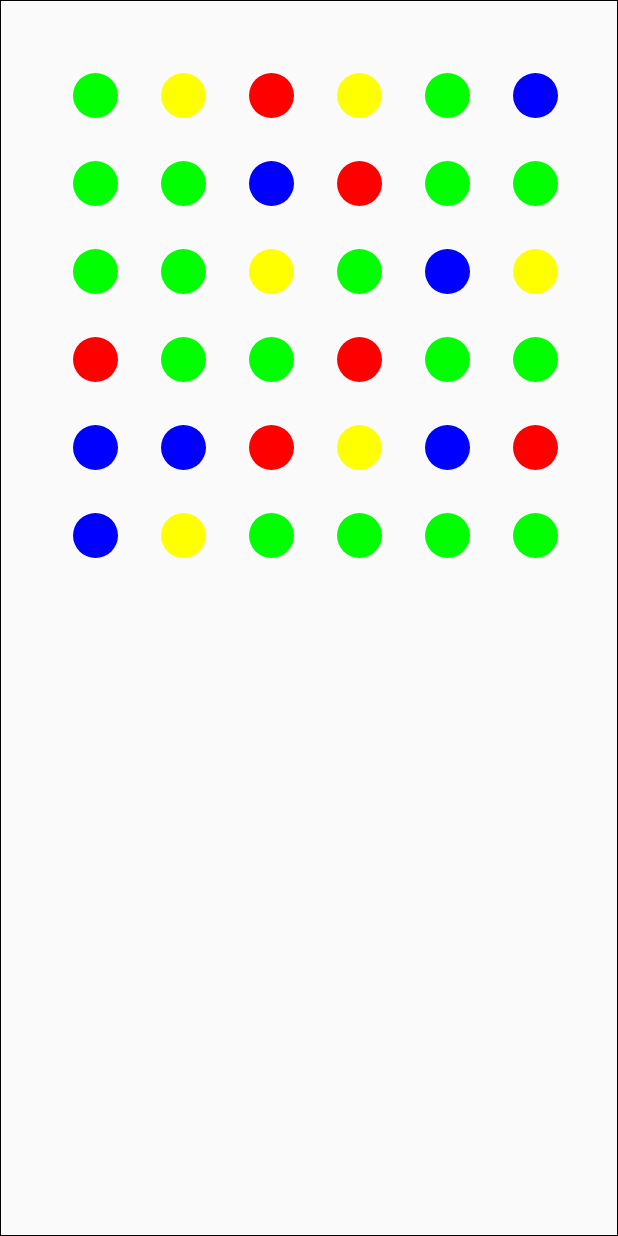
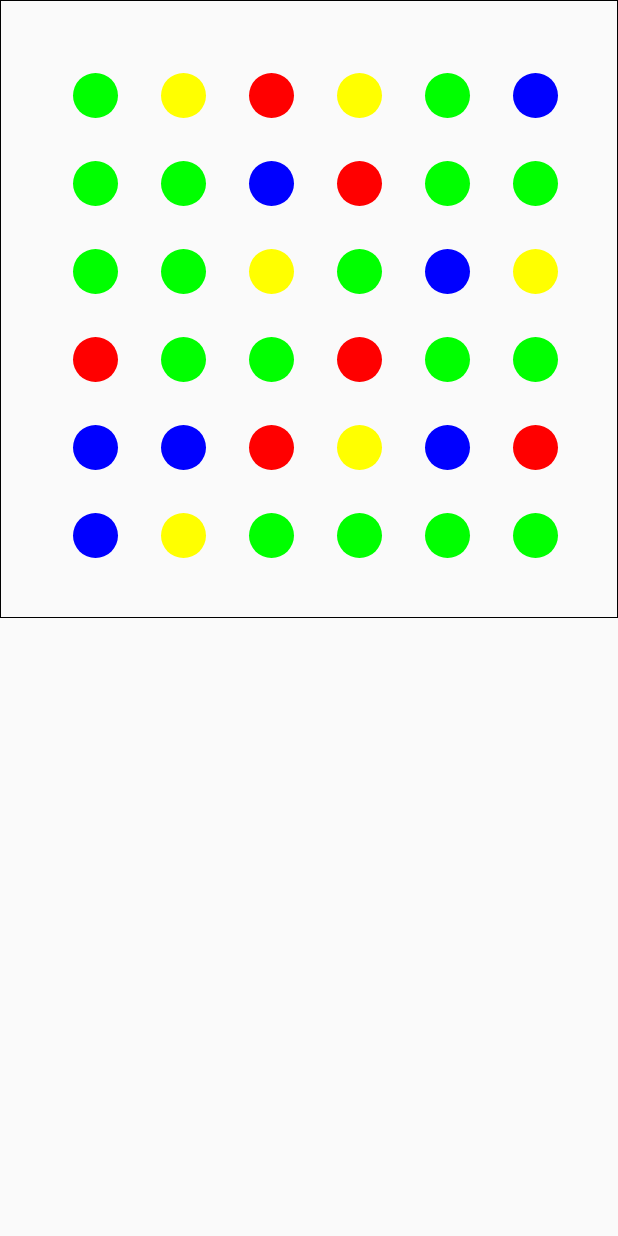
Before and after one commit to atligud13/ANDR-DOTS, an Android app: the GameActivity screen opened directly, with no data from a screen before it, on a phone screen of 412 x 824 dp. Run offline under Robolectric (Android 15) with nearby library versions, the phone set to English and light mode, and no system bars.

Commit message:
Fixed spacing

```diff
--- a/Dots/app/src/main/java/nett/arnar/atli/dots/BoardView.java
+++ b/Dots/app/src/main/java/nett/arnar/atli/dots/BoardView.java
@@ -22,6 +22,7 @@ import nett.arnar.atli.dots.Shapes.Circle;
 public class BoardView extends View {
     private int m_cellWidth;
     private int m_cellHeight;
+    private int m_circleMargin;
     private int numCells;
     private Rect m_rect = new Rect();
     private RectF m_circle = new RectF();
@@ -49,18 +50,30 @@ public class BoardView extends View {
     }
 
     @Override
+    protected void onMeasure( int widthMeasureSpec, int heightMeasureSpec ) {
+        super.onMeasure(widthMeasureSpec, heightMeasureSpec);
+        int width  = getMeasuredWidth() - getPaddingLeft() - getPaddingRight();
+        int height = getMeasuredHeight() - getPaddingTop() - getPaddingBottom();
+        int size = Math.min(width, height);
+        setMeasuredDimension(size + getPaddingLeft() + getPaddingRight(),
+                size + getPaddingTop() + getPaddingBottom());
+    }
+
+    @Override
+    protected void onSizeChanged( int xNew, int yNew, int xOld, int yOld ) {
+        int boardWidth = (xNew - getPaddingLeft() - getPaddingRight());
+        m_circleMargin = boardWidth / (numCells + 1);
+    }
+
+    @Override
     public void onDraw(Canvas canvas) {
-        m_cellWidth = getMeasuredWidth() / numCells;
-        m_cellHeight = getMeasuredHeight() / numCells;
-        int circle_margin = getMeasuredWidth() / (numCells + 1);
-
         m_rect.set(0, 0, getMeasuredWidth(), getMeasuredHeight());
         canvas.drawRect(m_rect, m_paintCell);
 
         for (int i = 0; i < numCells; ++i) {
-            int x = circle_margin + (i * circle_margin) - getPaddingLeft();
+            int x = m_circleMargin + (i * m_circleMargin);
             for (int j = 0; j < numCells; ++j) {
-                int y = circle_margin + (j * circle_margin) - getPaddingTop();
+                int y = m_circleMargin + (j * m_circleMargin);
                 circles[i][j].draw(canvas, m_paintCircle, x, y);
             }
         }
```
